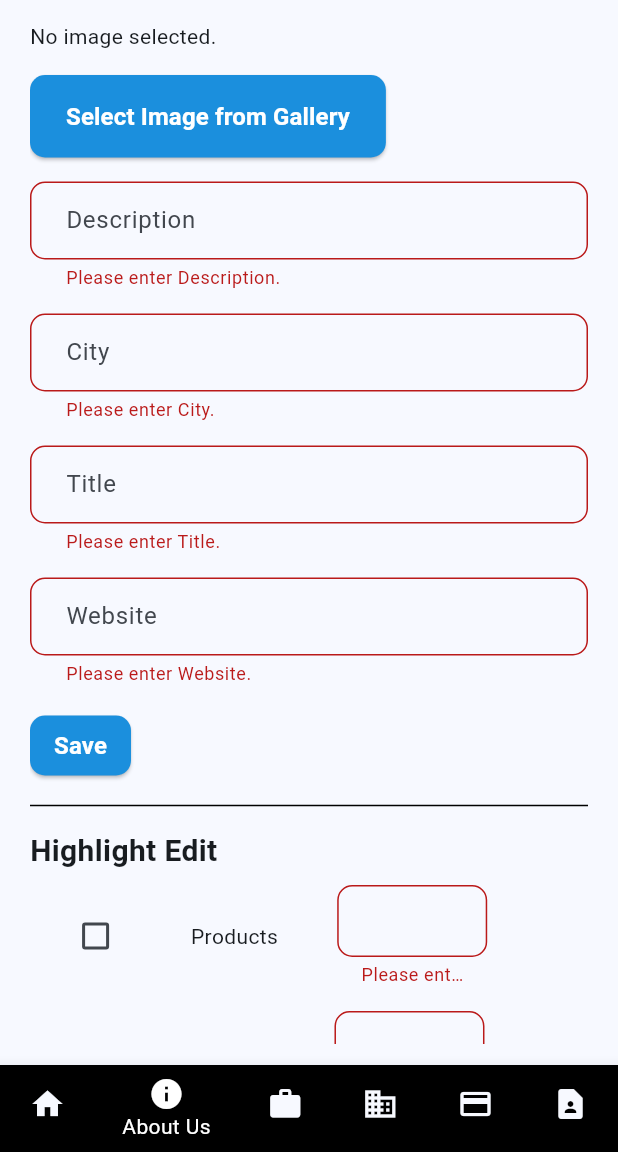
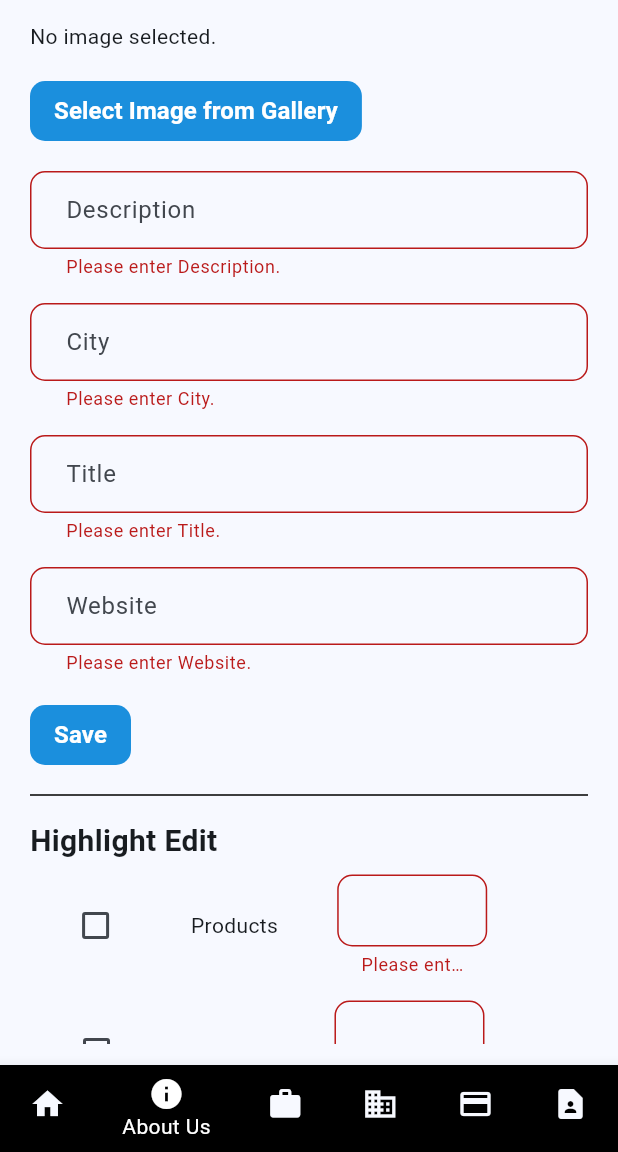
Before and after one commit to Najmuddin78/card, a Flutter app: the NavigationPage screen opened directly, item 2 of the bottom bar chosen, after a tap on "Save", on a phone screen of 412 x 824 dp, the part 84-1236 px from its top. Run offline on Flutter 3.47's test engine with Material 3 defaults, Android fonts, the phone set to English and light mode, and no system bars; our stand-ins replace flutter_colorpicker, flutter_riverpod, google_fonts, image_picker, shared_preferences; accounts and stored records are empty.

Commit message:
change button sized

```diff
--- a/lib/aboutus_page.dart
+++ b/lib/aboutus_page.dart
@@ -106,13 +106,13 @@ class _AboutUsPageState extends State<AboutUsPage> {
                 ElevatedButton(
                   onPressed: _pickImage,
                   style: ElevatedButton.styleFrom(
-                    padding: const EdgeInsets.symmetric(
-                        vertical: 16, horizontal: 24),
+                    padding: const EdgeInsets.symmetric(horizontal: 16.0, vertical: 8.0),
                     backgroundColor: ColorPalette.buttonBackground,
                     foregroundColor: ColorPalette.buttonText,
                     shape: RoundedRectangleBorder(
                       borderRadius: BorderRadius.circular(10.0),
                     ),
+                    elevation: 0,
                   ),
                   child: const Text(
                     'Select Image from Gallery',
@@ -146,7 +146,7 @@ class _AboutUsPageState extends State<AboutUsPage> {
                       shape: RoundedRectangleBorder(
                         borderRadius: BorderRadius.circular(10.0),
                       ),
-                  ),
+                      elevation: 0),
                   child: const Text(
                     'Save',
                     style: TextStyle(
@@ -230,8 +230,7 @@ class _AboutUsPageState extends State<AboutUsPage> {
                                         if (value == null || value.isEmpty) {
                                           return 'Please enter a rating';
                                         }
-                                          final int? rating =
-                                              int.tryParse(value);
+                                        final int? rating = int.tryParse(value);
                                         if (rating == null ||
                                             rating < 0 ||
                                             rating > 5) {
--- a/lib/contactus_page.dart
+++ b/lib/contactus_page.dart
@@ -200,6 +200,7 @@ class _ContactUsPageState extends State<ContactUsPage> {
                   shape: RoundedRectangleBorder(
                     borderRadius: BorderRadius.circular(10),
                   ),
+                  elevation: 0,
                   padding: const EdgeInsets.symmetric(
                       horizontal: 16.0, vertical: 8.0),
                   backgroundColor: ColorPalette.buttonBackground,
@@ -209,7 +210,7 @@ class _ContactUsPageState extends State<ContactUsPage> {
                   style: buttonTextStyle,
                 ),
               ),
-              const SizedBox(height: 16), // SizedBox after the Save button
+              const SizedBox(height: 16),
               const Divider(
                 color: Colors.black,
               ),
--- a/lib/forgot_password_page.dart
+++ b/lib/forgot_password_page.dart
@@ -55,10 +55,13 @@ class ForgotPasswordPage extends StatelessWidget {
                   }
                 },
                 style: ElevatedButton.styleFrom(
+                  padding: const EdgeInsets.symmetric(
+                      horizontal: 16.0, vertical: 8.0),
                   backgroundColor: ColorPalette.buttonBackground,
                   shape: RoundedRectangleBorder(
                     borderRadius: BorderRadius.circular(10.0),
                   ),
+                  elevation: 0,
                 ),
                 child: const Text(
                   'Reset Password',
@@ -85,7 +88,7 @@ class ForgotPasswordPage extends StatelessWidget {
     Navigator.pushReplacement(
       context,
       MaterialPageRoute(
-        builder: (context) =>  LoginPage(),
+        builder: (context) => const LoginPage(),
       ),
     );
   }
--- a/lib/home_page.dart
+++ b/lib/home_page.dart
@@ -1,9 +1,9 @@
 import 'dart:io';
-import 'package:business_card/login_page.dart';
 import 'package:flutter/material.dart';
 import 'package:flutter_colorpicker/flutter_colorpicker.dart';
 import 'package:image_picker/image_picker.dart';
 import 'package:business_card/color_palette.dart';
+import 'login_page.dart';
 
 class HomePage extends StatefulWidget {
   const HomePage({Key? key}) : super(key: key);
@@ -58,7 +58,22 @@ class _HomePageState extends State<HomePage> {
 
   @override
   Widget build(BuildContext context) {
-    return Scaffold(
+    return MaterialApp(
+      theme: ThemeData(
+        elevatedButtonTheme: ElevatedButtonThemeData(
+          style: ElevatedButton.styleFrom(
+            padding:
+                const EdgeInsets.symmetric(horizontal: 16.0, vertical: 8.0),
+            shape: RoundedRectangleBorder(
+              borderRadius: BorderRadius.circular(10.0),
+            ),
+            elevation: 0,
+            backgroundColor: ColorPalette.buttonBackground,
+            foregroundColor: ColorPalette.buttonText,
+          ),
+        ),
+      ),
+      home: Scaffold(
         appBar: AppBar(
           title: const Text('Home'),
           backgroundColor: ColorPalette.appBarBackground,
@@ -74,7 +89,7 @@ class _HomePageState extends State<HomePage> {
                 Navigator.push(
                   context,
                   MaterialPageRoute(
-                  builder: (context) =>  LoginPage(),
+                    builder: (context) => const LoginPage(),
                   ),
                 );
               },
@@ -97,7 +112,7 @@ class _HomePageState extends State<HomePage> {
                       fontWeight: FontWeight.bold,
                     ),
                   ),
-                const SizedBox(height: 10),
+                  const SizedBox(height: 20),
                   _buildTextFormField(
                     'Enter Company Name',
                     (value) {
@@ -116,7 +131,7 @@ class _HomePageState extends State<HomePage> {
                   const SizedBox(height: 20),
                   _buildImagePicker(),
                   _buildColorPicker(),
-                const SizedBox(height: 24.0),
+                  const SizedBox(height: 20.0),
                   _buildElevatedButton(
                     onPressed: () {
                       _saveChangesFormData(context);
@@ -128,7 +143,7 @@ class _HomePageState extends State<HomePage> {
                   const Divider(
                     color: Colors.black,
                   ),
-                const SizedBox(height: 10),
+                  const SizedBox(height: 20),
                   const Text(
                     'Social Media Section',
                     style: TextStyle(
@@ -147,6 +162,7 @@ class _HomePageState extends State<HomePage> {
                     icon: Icons.save,
                   ),
                 ],
+              ),
             ),
           ),
         ),
@@ -198,7 +214,7 @@ class _HomePageState extends State<HomePage> {
     required IconData icon,
   }) {
     return SizedBox(
-      height: 56.0,
+      height: 45.0,
       child: ElevatedButton.icon(
         onPressed: onPressed,
         icon: Icon(icon),
@@ -210,13 +226,6 @@ class _HomePageState extends State<HomePage> {
             color: ColorPalette.buttonText,
           ),
         ),
-        style: ElevatedButton.styleFrom(
-          backgroundColor: ColorPalette.buttonBackground,
-          shape: RoundedRectangleBorder(
-            borderRadius: BorderRadius.circular(10.0),
-          ),
-          padding: const EdgeInsets.symmetric(horizontal: 16.0, vertical: 8.0),
-        ),
       ),
     );
   }
@@ -226,7 +235,7 @@ class _HomePageState extends State<HomePage> {
       crossAxisAlignment: CrossAxisAlignment.start,
       children: [
         SizedBox(
-          height: 56.0,
+          height: 45.0,
           child: ElevatedButton.icon(
             onPressed: () async {
               final pickedFile =
@@ -245,14 +254,6 @@ class _HomePageState extends State<HomePage> {
                 fontWeight: FontWeight.bold,
                 color: ColorPalette.buttonText,
               ),
-            ),
-            style: ElevatedButton.styleFrom(
-              backgroundColor: ColorPalette.buttonBackground,
-              shape: RoundedRectangleBorder(
-                borderRadius: BorderRadius.circular(10.0),
-              ),
-              padding:
-                  const EdgeInsets.symmetric(horizontal: 16.0, vertical: 8.0),
             ),
           ),
         ),
@@ -284,7 +285,7 @@ class _HomePageState extends State<HomePage> {
       crossAxisAlignment: CrossAxisAlignment.start,
       children: [
         SizedBox(
-          height: 56.0,
+          height: 45.0,
           child: ElevatedButton.icon(
             onPressed: () {
               _showColorPickerDialog(context);
@@ -300,13 +301,6 @@ class _HomePageState extends State<HomePage> {
             ),
             style: ElevatedButton.styleFrom(
               backgroundColor: _selectedColor,
-              shape: RoundedRectangleBorder(
-                borderRadius: BorderRadius.circular(10.0),
-              ),
-              padding: const EdgeInsets.symmetric(
-                vertical: 16,
-                horizontal: 24,
-              ),
             ),
           ),
         ),
--- a/lib/navigation_page.dart
+++ b/lib/navigation_page.dart
@@ -1,5 +1,4 @@
 import 'package:flutter/material.dart';
-
 import 'package:business_card/aboutus_page.dart';
 import 'package:business_card/contactus_page.dart';
 import 'package:business_card/home_page.dart';
@@ -28,17 +27,27 @@ class _NavigationPageState extends State<NavigationPage> {
     const ContactUsPage(),
   ];
 
+  bool _isLoading = false;
+
   void _onItemTapped(int index) {
     setState(() {
+      _isLoading = true; // Set loading state when navigation occurs
       _selectedIndex = index;
+    });
+    Future.delayed(Duration(milliseconds: 500), () {
+      setState(() {
+        _isLoading = false; // Reset loading state after delay
+      });
     });
   }
 
   @override
   Widget build(BuildContext context) {
-    return Scaffold(
+    return Stack(
+      children: [
+        Scaffold(
           body: AnimatedSwitcher(
-        duration: const Duration(milliseconds: 500),
+            duration: const Duration(milliseconds: 900),
             switchInCurve: Curves.easeIn,
             switchOutCurve: Curves.easeOut,
             transitionBuilder: (child, animation) {
@@ -86,6 +95,15 @@ class _NavigationPageState extends State<NavigationPage> {
             selectedItemColor: Colors.white,
             onTap: _onItemTapped,
           ),
+        ),
+        if (_isLoading)
+          Container(
+            color: Colors.black.withOpacity(0.5),
+            child: const Center(
+              child: CircularProgressIndicator(),
+            ),
+          ),
+      ],
     );
   }
 }
--- a/lib/payment_details_page.dart
+++ b/lib/payment_details_page.dart
@@ -165,7 +165,7 @@ class _PaymentDetailsPageState extends State<PaymentDetailsPage> {
           borderRadius: BorderRadius.circular(10.0),
         ),
         backgroundColor: backgroundColor,
-        elevation: 4,
+        elevation: 0,
       ),
       child: Text(
         label,
--- a/lib/portfolio_page.dart
+++ b/lib/portfolio_page.dart
@@ -91,10 +91,9 @@ class _PortfolioPageState extends State<PortfolioPage> {
                       );
                     },
                     style: ElevatedButton.styleFrom(
-                      padding: const EdgeInsets.symmetric(
-                          horizontal: 16.0, vertical: 8.0),
+                      padding: const EdgeInsets.symmetric( horizontal: 16.0, vertical: 8.0),
                       shape: RoundedRectangleBorder(
-                        borderRadius: BorderRadius.circular(8.0),
+                        borderRadius: BorderRadius.circular(10.0),
                       ),
                       elevation: 0,
                       backgroundColor: ColorPalette.buttonBackground,
--- a/lib/services_page.dart
+++ b/lib/services_page.dart
@@ -262,6 +262,7 @@ class _ServiceDialogState extends State<ServiceDialog> {
         shape: RoundedRectangleBorder(
           borderRadius: BorderRadius.circular(10.0),
         ),
+         elevation: 0,
       ),
       child: Text(
         text,
```
Also changed, not shown: lib/login_page.dart (+2 -5 lines), lib/main.dart (+12 -21 lines). Lines whose indentation alone changed are shown as unchanged.
